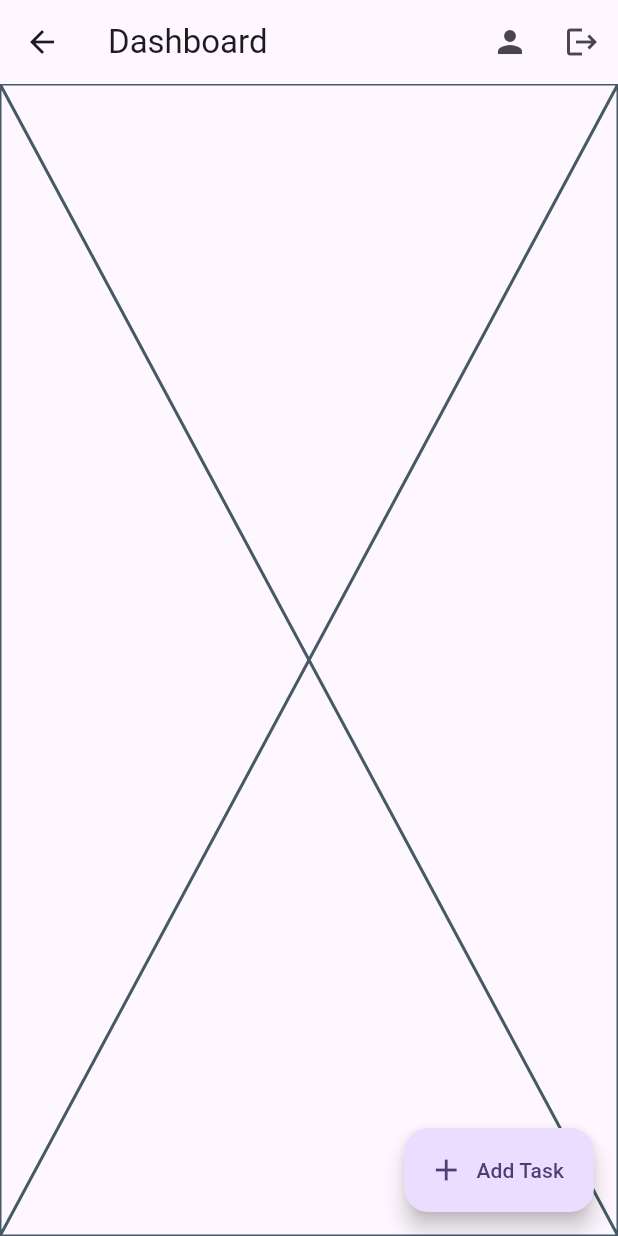
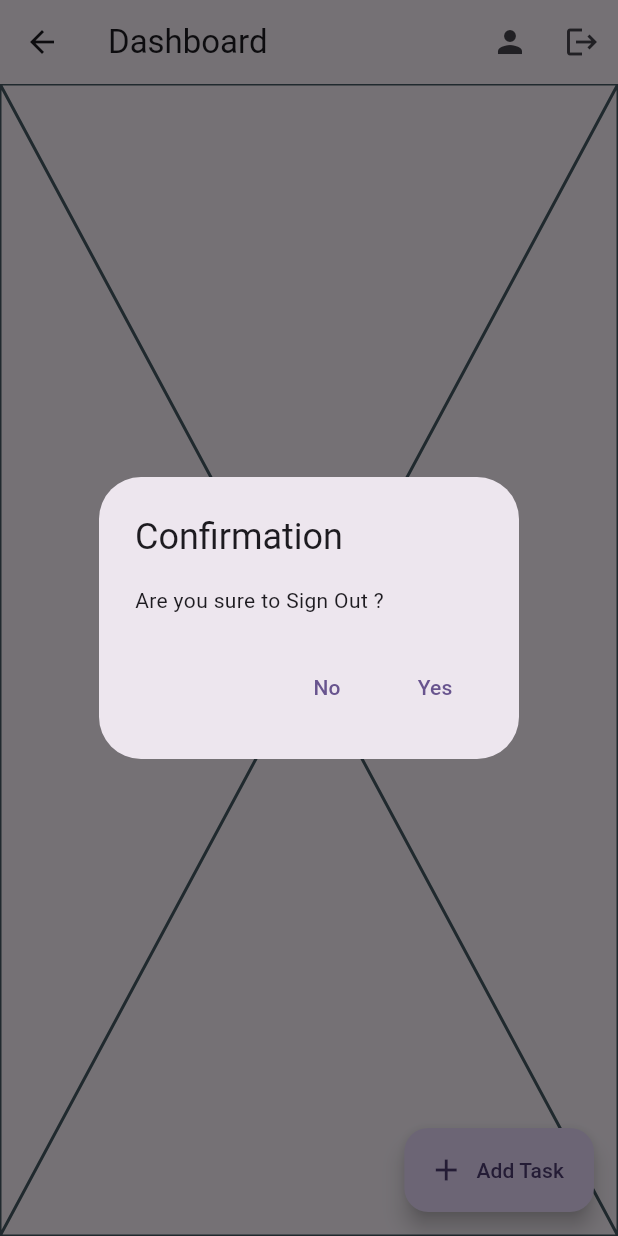
Before and after one commit to abidroid/sbbwu_firebase, a Flutter app: the DashboardScreen screen opened directly, after a tap on the "logout" icon, on a phone screen of 412 x 824 dp. Run offline on Flutter 3.47's test engine with Material 3 defaults, Android fonts, the phone set to English and light mode, and no system bars; our stand-ins replace cloud_firestore, country_code_picker, firebase_auth, firebase_core, flutter_spinkit, fluttertoast and 1 more; accounts and stored records are empty.

```diff
--- a/lib/screens/dashboard_screen.dart
+++ b/lib/screens/dashboard_screen.dart
@@ -1,6 +1,8 @@
 
+import 'package:firebase_auth/firebase_auth.dart';
 import 'package:flutter/material.dart';
 import 'package:sbbwu_firebase/screens/add_task_screen.dart';
+import 'package:sbbwu_firebase/screens/login_screen.dart';
 import 'package:sbbwu_firebase/screens/profile_screen.dart';
 
 class DashboardScreen extends StatefulWidget {
@@ -30,7 +32,35 @@ class _DashboardScreenState extends State<DashboardScreen> {
               return const ProfileScreen();
             }));
           }, icon: const Icon(Icons.person)),
-          IconButton(onPressed: (){}, icon: const Icon(Icons.logout)),
+          IconButton(onPressed: (){
+
+            showDialog(
+                barrierDismissible: false,
+                context: context, builder: (context){
+              return AlertDialog(
+                title: const Text('Confirmation'),
+                content: const Text('Are you sure to Sign Out ?'),
+                actions: [
+                  TextButton(onPressed: (){
+                    Navigator.pop(context);
+                  }, child: const Text('No')),
+
+                  TextButton(onPressed: (){
+                    Navigator.pop(context);
+
+                    FirebaseAuth.instance.signOut();
+
+                    Navigator.of(context).pushReplacement(MaterialPageRoute(builder: (context){
+                      return const LoginScreen();
+                    }));
+
+                  }, child: const Text('Yes')),
+
+                ],
+              );
+            });
+
+          }, icon: const Icon(Icons.logout)),
 
         ],
       ),
```
